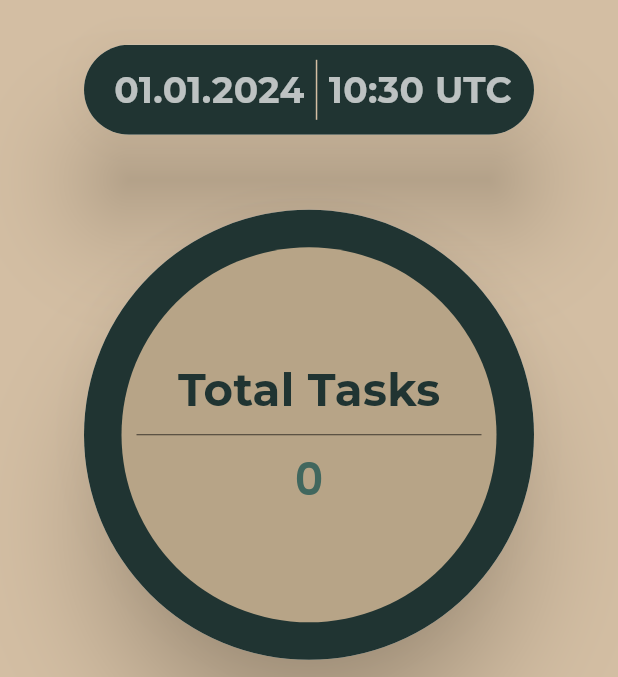
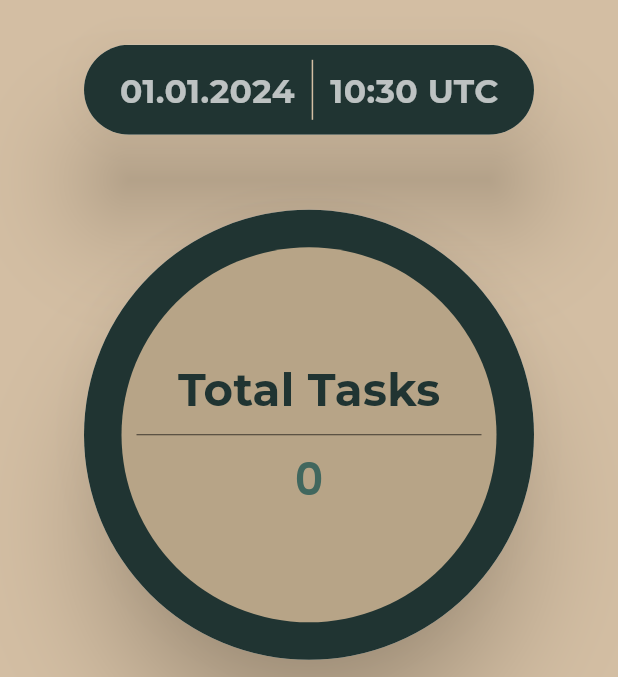
Before and after one commit to kingslayer1312/TaskTrack, a Flutter app: the screen it shows after launch, on a phone screen of 412 x 824 dp, the part 314-991 px from its top. Run offline on Flutter 3.47's test engine with Material 3 defaults, Android fonts, the phone set to English and light mode, and no system bars; our stand-ins replace google_fonts, sqflite; accounts and stored records are empty; project files that could hold a hidden picture were left out.

Commit message:
bug fixes

```diff
--- a/lib/presentation/home_screen.dart
+++ b/lib/presentation/home_screen.dart
@@ -104,7 +104,7 @@ class _HomeScreenState extends State<HomeScreen> {
                                   DateFormat("dd.MM.yyyy").format(DateTime.now()),
                                   style: GoogleFonts.montserrat(
                                       fontWeight: FontWeight.bold,
-                                      fontSize: 24,
+                                      fontSize: 22,
                                       color: Colors.white70
                                   ),
                                 ),
@@ -121,7 +121,7 @@ class _HomeScreenState extends State<HomeScreen> {
                                   getCurrentTime(),
                                   style: GoogleFonts.montserrat(
                                       fontWeight: FontWeight.bold,
-                                      fontSize: 24,
+                                      fontSize: 22,
                                       color: Colors.white70
                                   ),
                                 ),
```
Also changed, not shown: 1 other file.
